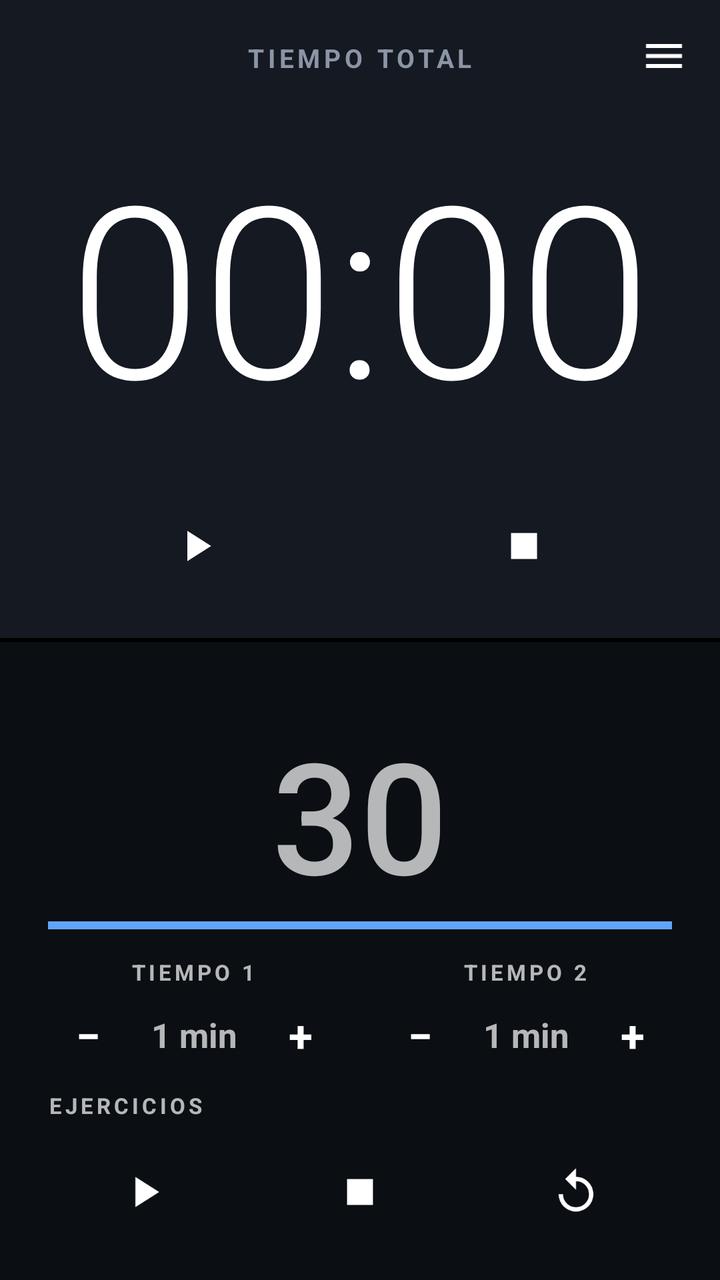
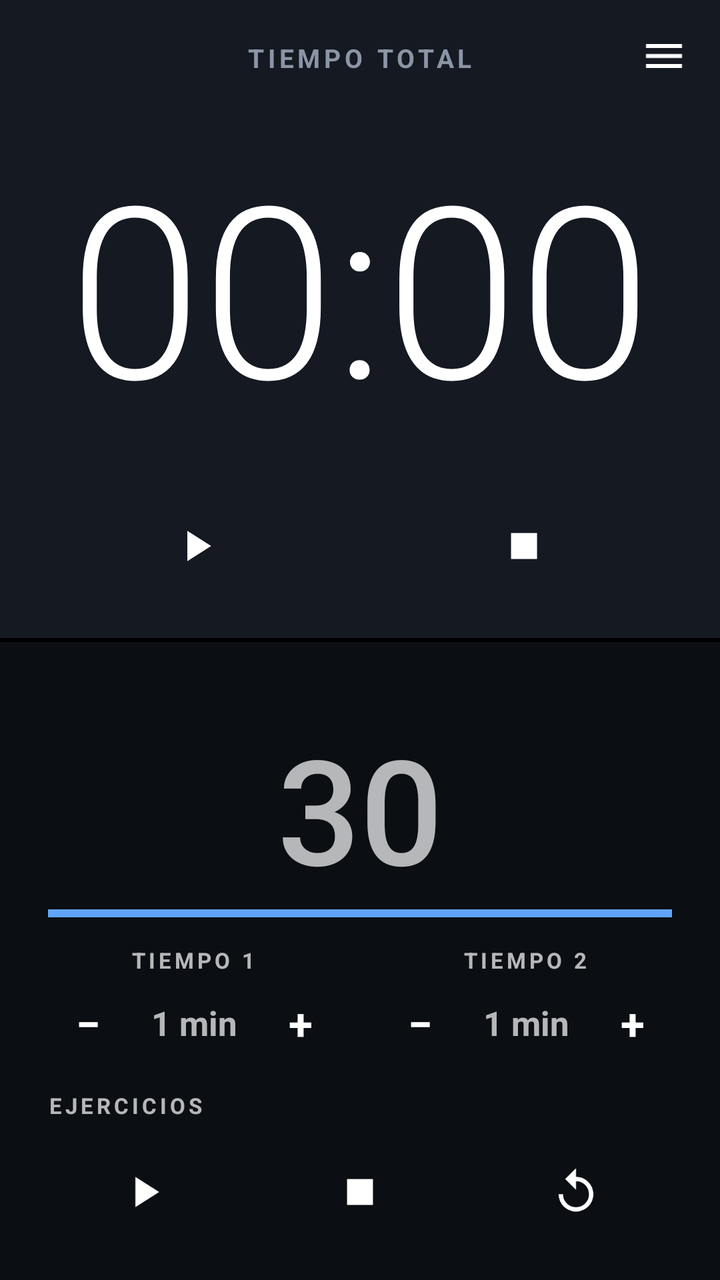

Two renders of the same Android screen: before a commit and after it. Below are the layout's source before the change and the commit's diff.
<!-- AndroidManifest.xml: application theme AppTheme -->
<!-- res/layout/activity_main.xml -->
<?xml version="1.0" encoding="utf-8"?>
<FrameLayout xmlns:android="http://schemas.android.com/apk/res/android"
    android:id="@+id/root"
    android:layout_width="match_parent"
    android:layout_height="match_parent">

<LinearLayout
    android:layout_width="match_parent"
    android:layout_height="match_parent"
    android:orientation="vertical">

    
    <FrameLayout
        android:id="@+id/topHalf"
        android:layout_width="match_parent"
        android:layout_height="0dp"
        android:layout_weight="1"
        android:background="@color/top_bg">

        
        <LinearLayout
            android:id="@+id/topRunning"
            android:layout_width="match_parent"
            android:layout_height="match_parent"
            android:gravity="center_horizontal"
            android:orientation="vertical"
            android:paddingStart="24dp"
            android:paddingTop="20dp"
            android:paddingEnd="24dp"
            android:paddingBottom="20dp">

            <TextView
                style="@style/SmallCaption"
                android:text="TIEMPO TOTAL"
                android:textColor="@color/muted"
                android:textSize="13sp" />

            <TextView
                android:id="@+id/totalTime"
                android:layout_width="match_parent"
                android:layout_height="0dp"
                android:layout_weight="1"
                android:autoSizeMaxTextSize="120sp"
                android:autoSizeMinTextSize="36sp"
                android:autoSizeTextType="uniform"
                android:fontFamily="sans-serif-light"
                android:fontFeatureSettings="tnum"
                android:gravity="center"
                android:maxLines="1"
                android:text="00:00"
                android:textColor="#FFFFFF" />

            <LinearLayout
                android:layout_width="match_parent"
                android:layout_height="wrap_content"
                android:orientation="horizontal">

                <ImageView
                    android:id="@+id/totalPlay"
                    style="@style/IconButton"
                    android:layout_width="0dp"
                    android:layout_weight="1"
                    android:layout_marginEnd="8dp"
                    android:contentDescription="Iniciar o pausar"
                    android:src="@drawable/ic_play" />

                <ImageView
                    android:id="@+id/totalStop"
                    style="@style/IconButton"
                    android:layout_width="0dp"
                    android:layout_weight="1"
                    android:layout_marginStart="8dp"
                    android:contentDescription="Finalizar"
                    android:src="@drawable/ic_stop" />
            </LinearLayout>
        </LinearLayout>

        
        <LinearLayout
            android:id="@+id/topSummary"
            android:layout_width="match_parent"
            android:layout_height="match_parent"
            android:gravity="center"
            android:orientation="vertical"
            android:paddingStart="20dp"
            android:paddingEnd="20dp"
            android:visibility="gone">

            <TextView
                style="@style/SmallCaption"
                android:text="RUTINA FINALIZADA"
                android:textColor="@color/muted"
                android:textSize="13sp" />

            <LinearLayout
                android:layout_width="match_parent"
                android:layout_height="wrap_content"
                android:layout_marginTop="12dp"
                android:orientation="horizontal">

                <LinearLayout
                    android:layout_width="0dp"
                    android:layout_height="wrap_content"
                    android:layout_weight="1"
                    android:layout_marginEnd="6dp"
                    android:background="@drawable/card_bg"
                    android:gravity="center"
                    android:orientation="vertical"
                    android:padding="12dp">

                    <TextView
                        style="@style/SmallCaption"
                        android:text="TOTAL"
                        android:textColor="#60A5FA" />

                    <TextView
                        android:id="@+id/summaryTotal"
                        android:layout_width="match_parent"
                        android:layout_height="48dp"
                        android:autoSizeMaxTextSize="40sp"
                        android:autoSizeMinTextSize="18sp"
                        android:autoSizeTextType="uniform"
                        android:fontFamily="sans-serif-light"
                        android:fontFeatureSettings="tnum"
                        android:gravity="center"
                        android:maxLines="1"
                        android:text="00:00"
                        android:textColor="#FFFFFF" />
                </LinearLayout>

                <LinearLayout
                    android:layout_width="0dp"
                    android:layout_height="wrap_content"
                    android:layout_weight="1"
                    android:layout_marginStart="6dp"
                    android:background="@drawable/card_bg"
                    android:gravity="center"
                    android:orientation="vertical"
                    android:padding="12dp">

                    <TextView
                        style="@style/SmallCaption"
                        android:text="INTERVALO"
                        android:textColor="#2DD4BF" />

                    <TextView
                        android:id="@+id/summaryInterval"
                        android:layout_width="match_parent"
                        android:layout_height="48dp"
                        android:autoSizeMaxTextSize="40sp"
                        android:autoSizeMinTextSize="18sp"
                        android:autoSizeTextType="uniform"
                        android:fontFamily="sans-serif-light"
                        android:fontFeatureSettings="tnum"
                        android:gravity="center"
                        android:maxLines="1"
                        android:text="30"
                        android:textColor="#FFFFFF" />
                </LinearLayout>
            </LinearLayout>

            <LinearLayout
                android:layout_width="match_parent"
                android:layout_height="wrap_content"
                android:layout_marginTop="16dp"
                android:orientation="horizontal">

                <TextView
                    android:layout_width="0dp"
                    android:layout_height="wrap_content"
                    android:layout_weight="1"
                    android:text="Tiempo total"
                    android:textColor="@color/muted"
                    android:textSize="16sp" />

                <TextView
                    android:id="@+id/detailTotal"
                    android:layout_width="wrap_content"
                    android:layout_height="wrap_content"
                    android:fontFeatureSettings="tnum"
                    android:textColor="#FFFFFF"
                    android:textSize="16sp"
                    android:textStyle="bold" />
            </LinearLayout>

            <LinearLayout
                android:layout_width="match_parent"
                android:layout_height="wrap_content"
                android:layout_marginTop="8dp"
                android:orientation="horizontal">

                <TextView
                    android:layout_width="0dp"
                    android:layout_height="wrap_content"
                    android:layout_weight="1"
                    android:text="Rondas"
                    android:textColor="@color/muted"
                    android:textSize="16sp" />

                <TextView
                    android:id="@+id/detailRounds"
                    android:layout_width="wrap_content"
                    android:layout_height="wrap_content"
                    android:fontFeatureSettings="tnum"
                    android:textColor="#FFFFFF"
                    android:textSize="16sp"
                    android:textStyle="bold" />
            </LinearLayout>

            <TextView
                android:id="@+id/detailConfig"
                android:layout_width="match_parent"
                android:layout_height="wrap_content"
                android:layout_marginTop="8dp"
                android:textColor="@color/muted"
                android:textSize="13sp" />
        </LinearLayout>

        <ImageView
            android:id="@+id/menuButton"
            android:layout_width="48dp"
            android:layout_height="48dp"
            android:layout_gravity="top|end"
            android:layout_marginTop="4dp"
            android:layout_marginEnd="4dp"
            android:background="?android:attr/selectableItemBackgroundBorderless"
            android:contentDescription="Historial"
            android:padding="12dp"
            android:src="@drawable/ic_menu"
            android:tint="#FFFFFF" />
    </FrameLayout>

    <View
        android:layout_width="match_parent"
        android:layout_height="2dp"
        android:background="#000000" />

    
    <LinearLayout
        android:id="@+id/bottomHalf"
        android:layout_width="match_parent"
        android:layout_height="0dp"
        android:layout_weight="1"
        android:gravity="center_horizontal"
        android:orientation="vertical"
        android:paddingStart="24dp"
        android:paddingTop="14dp"
        android:paddingEnd="24dp"
        android:paddingBottom="18dp">

        <LinearLayout
            android:layout_width="match_parent"
            android:layout_height="wrap_content"
            android:orientation="horizontal">

            <TextView
                android:id="@+id/exerciseLabel"
                android:layout_width="0dp"
                android:layout_height="wrap_content"
                android:layout_weight="1"
                android:letterSpacing="0.15"
                android:textSize="15sp"
                android:textStyle="bold" />

            <TextView
                android:id="@+id/roundLabel"
                android:layout_width="wrap_content"
                android:layout_height="wrap_content"
                android:letterSpacing="0.15"
                android:textSize="15sp"
                android:textStyle="bold" />
        </LinearLayout>

        <TextView
            android:id="@+id/intervalTime"
            android:layout_width="match_parent"
            android:layout_height="0dp"
            android:layout_weight="1"
            android:autoSizeMaxTextSize="180sp"
            android:autoSizeMinTextSize="28sp"
            android:autoSizeTextType="uniform"
            android:fontFamily="sans-serif-medium"
            android:fontFeatureSettings="tnum"
            android:gravity="center"
            android:maxLines="1"
            android:text="30" />

        <ProgressBar
            android:id="@+id/intervalProgress"
            style="@android:style/Widget.Material.ProgressBar.Horizontal"
            android:layout_width="match_parent"
            android:layout_height="8dp"
            android:layout_marginBottom="12dp"
            android:max="1000"
            android:progress="1000" />

        
        <LinearLayout
            android:id="@+id/configBox"
            android:layout_width="match_parent"
            android:layout_height="wrap_content"
            android:orientation="vertical">

            <LinearLayout
                android:layout_width="match_parent"
                android:layout_height="wrap_content"
                android:orientation="horizontal">

                <LinearLayout
                    android:layout_width="0dp"
                    android:layout_height="wrap_content"
                    android:layout_weight="1"
                    android:layout_marginEnd="10dp"
                    android:orientation="vertical">

                    <TextView
                        android:id="@+id/captionA"
                        style="@style/SmallCaption"
                        android:layout_gravity="center_horizontal"
                        android:layout_marginBottom="4dp"
                        android:text="TIEMPO 1" />

                    <LinearLayout
                        android:layout_width="match_parent"
                        android:layout_height="wrap_content"
                        android:gravity="center_vertical"
                        android:orientation="horizontal">

                        <TextView
                            android:id="@+id/minusA"
                            style="@style/PillButton"
                            android:layout_width="40dp"
                            android:contentDescription="Un minuto menos"
                            android:text="−"
                            android:textSize="22sp" />

                        <TextView
                            android:id="@+id/valueA"
                            android:layout_width="0dp"
                            android:layout_height="40dp"
                            android:layout_weight="1"
                            android:fontFeatureSettings="tnum"
                            android:gravity="center"
                            android:maxLines="1"
                            android:text="1 min"
                            android:textSize="17sp"
                            android:textStyle="bold" />

                        <TextView
                            android:id="@+id/plusA"
                            style="@style/PillButton"
                            android:layout_width="40dp"
                            android:contentDescription="Un minuto más"
                            android:text="+"
                            android:textSize="22sp" />
                    </LinearLayout>
                </LinearLayout>

                <LinearLayout
                    android:layout_width="0dp"
                    android:layout_height="wrap_content"
                    android:layout_weight="1"
                    android:layout_marginStart="10dp"
                    android:orientation="vertical">

                    <TextView
                        android:id="@+id/captionB"
                        style="@style/SmallCaption"
                        android:layout_gravity="center_horizontal"
                        android:layout_marginBottom="4dp"
                        android:text="TIEMPO 2" />

                    <LinearLayout
                        android:layout_width="match_parent"
                        android:layout_height="wrap_content"
                        android:gravity="center_vertical"
                        android:orientation="horizontal">

                        <TextView
                            android:id="@+id/minusB"
                            style="@style/PillButton"
                            android:layout_width="40dp"
                            android:contentDescription="Un minuto menos"
                            android:text="−"
                            android:textSize="22sp" />

                        <TextView
                            android:id="@+id/valueB"
                            android:layout_width="0dp"
                            android:layout_height="40dp"
                            android:layout_weight="1"
                            android:fontFeatureSettings="tnum"
                            android:gravity="center"
                            android:maxLines="1"
                            android:text="1 min"
                            android:textSize="17sp"
                            android:textStyle="bold" />

                        <TextView
                            android:id="@+id/plusB"
                            style="@style/PillButton"
                            android:layout_width="40dp"
                            android:contentDescription="Un minuto más"
                            android:text="+"
                            android:textSize="22sp" />
                    </LinearLayout>
                </LinearLayout>
            </LinearLayout>

            <LinearLayout
                android:id="@+id/exerciseRow"
                android:layout_width="match_parent"
                android:layout_height="wrap_content"
                android:layout_marginTop="8dp"
                android:layout_marginBottom="10dp"
                android:gravity="center_vertical"
                android:orientation="horizontal">

                <TextView
                    android:id="@+id/captionExercises"
                    style="@style/SmallCaption"
                    android:layout_width="84dp"
                    android:text="EJERCICIOS" />
                
            </LinearLayout>
        </LinearLayout>

        <LinearLayout
            android:layout_width="match_parent"
            android:layout_height="wrap_content"
            android:orientation="horizontal">

            <ImageView
                android:id="@+id/intervalPlay"
                style="@style/IconButton"
                android:layout_width="0dp"
                android:layout_weight="1"
                android:layout_marginEnd="6dp"
                android:contentDescription="Iniciar o pausar"
                android:src="@drawable/ic_play" />

            <ImageView
                android:id="@+id/intervalStop"
                style="@style/IconButton"
                android:layout_width="0dp"
                android:layout_weight="1"
                android:layout_marginStart="6dp"
                android:layout_marginEnd="6dp"
                android:contentDescription="Finalizar"
                android:src="@drawable/ic_stop" />

            <ImageView
                android:id="@+id/intervalReset"
                style="@style/IconButton"
                android:layout_width="0dp"
                android:layout_weight="1"
                android:layout_marginStart="6dp"
                android:contentDescription="Reiniciar bloque"
                android:src="@drawable/ic_replay" />
        </LinearLayout>
    </LinearLayout>
</LinearLayout>

    
    <View
        android:id="@+id/scrim"
        android:layout_width="match_parent"
        android:layout_height="match_parent"
        android:alpha="0"
        android:background="#B3000000"
        android:clickable="true"
        android:visibility="gone" />

    <LinearLayout
        android:id="@+id/drawer"
        android:layout_width="310dp"
        android:layout_height="match_parent"
        android:layout_gravity="end"
        android:background="@color/top_bg"
        android:clickable="true"
        android:elevation="16dp"
        android:orientation="vertical"
        android:visibility="gone">

        <LinearLayout
            android:layout_width="match_parent"
            android:layout_height="56dp"
            android:gravity="center_vertical"
            android:orientation="horizontal"
            android:paddingStart="20dp"
            android:paddingEnd="4dp">

            <TextView
                android:layout_width="0dp"
                android:layout_height="wrap_content"
                android:layout_weight="1"
                android:text="Historial"
                android:textColor="#FFFFFF"
                android:textSize="20sp"
                android:textStyle="bold" />

            <ImageView
                android:id="@+id/drawerClose"
                android:layout_width="48dp"
                android:layout_height="48dp"
                android:background="?android:attr/selectableItemBackgroundBorderless"
                android:contentDescription="Cerrar"
                android:padding="12dp"
                android:src="@drawable/ic_close"
                android:tint="#FFFFFF" />
        </LinearLayout>

        <ScrollView
            android:layout_width="match_parent"
            android:layout_height="0dp"
            android:layout_weight="1">

            <LinearLayout
                android:id="@+id/historyList"
                android:layout_width="match_parent"
                android:layout_height="wrap_content"
                android:orientation="vertical"
                android:paddingStart="16dp"
                android:paddingEnd="16dp"
                android:paddingBottom="16dp" />
        </ScrollView>
    </LinearLayout>
</FrameLayout>
<!-- resources referenced by this layout -->
<resources>
  <color name="muted">#8B95A5</color>
  <color name="top_bg">#141922</color>
  <!-- drawable card_bg (drawable) -->
  <?xml version="1.0" encoding="utf-8"?>
  <shape xmlns:android="http://schemas.android.com/apk/res/android" android:shape="rectangle">
      <solid android:color="#1F2631" />
      <corners android:radius="16dp" />
  </shape>
  <!-- drawable ic_close (drawable) -->
  <?xml version="1.0" encoding="utf-8"?>
  <vector xmlns:android="http://schemas.android.com/apk/res/android"
      android:width="24dp" android:height="24dp"
      android:viewportWidth="24" android:viewportHeight="24">
      <path android:fillColor="#FFFFFF" android:pathData="M19,6.41L17.59,5 12,10.59 6.41,5 5,6.41 10.59,12 5,17.59 6.41,19 12,13.41 17.59,19 19,17.59 13.41,12z" />
  </vector>
  <!-- drawable ic_menu (drawable) -->
  <?xml version="1.0" encoding="utf-8"?>
  <vector xmlns:android="http://schemas.android.com/apk/res/android"
      android:width="24dp" android:height="24dp"
      android:viewportWidth="24" android:viewportHeight="24">
      <path android:fillColor="#FFFFFF" android:pathData="M3,18h18v-2H3v2zM3,13h18v-2H3v2zM3,6v2h18V6H3z" />
  </vector>
  <!-- drawable ic_play (drawable) -->
  <?xml version="1.0" encoding="utf-8"?>
  <vector xmlns:android="http://schemas.android.com/apk/res/android"
      android:width="24dp" android:height="24dp"
      android:viewportWidth="24" android:viewportHeight="24">
      <path android:fillColor="#FFFFFF" android:pathData="M8,5v14l11,-7z" />
  </vector>
  <!-- drawable ic_replay (drawable) -->
  <?xml version="1.0" encoding="utf-8"?>
  <vector xmlns:android="http://schemas.android.com/apk/res/android"
      android:width="24dp" android:height="24dp"
      android:viewportWidth="24" android:viewportHeight="24">
      <path android:fillColor="#FFFFFF" android:pathData="M12,5V1L7,6l5,5V7c3.31,0 6,2.69 6,6s-2.69,6 -6,6 -6,-2.69 -6,-6H4c0,4.42 3.58,8 8,8s8,-3.58 8,-8 -3.58,-8 -8,-8z" />
  </vector>
  <!-- drawable ic_stop (drawable) -->
  <?xml version="1.0" encoding="utf-8"?>
  <vector xmlns:android="http://schemas.android.com/apk/res/android"
      android:width="24dp" android:height="24dp"
      android:viewportWidth="24" android:viewportHeight="24">
      <path android:fillColor="#FFFFFF" android:pathData="M6,6h12v12H6z" />
  </vector>
  <style name="IconButton">
          <item name="android:layout_height">52dp</item>
          <item name="android:padding">13dp</item>
          <item name="android:scaleType">fitCenter</item>
          <item name="android:clickable">true</item>
          <item name="android:focusable">true</item>
      </style>
  <style name="PillButton">
          <item name="android:layout_height">40dp</item>
          <item name="android:gravity">center</item>
          <item name="android:clickable">true</item>
          <item name="android:focusable">true</item>
          <item name="android:textSize">15sp</item>
          <item name="android:textStyle">bold</item>
          <item name="android:letterSpacing">0.08</item>
          <item name="android:textColor">#FFFFFF</item>
      </style>
  <style name="SmallCaption">
          <item name="android:layout_width">wrap_content</item>
          <item name="android:layout_height">wrap_content</item>
          <item name="android:letterSpacing">0.15</item>
          <item name="android:textSize">11sp</item>
          <item name="android:textStyle">bold</item>
      </style>
  <style name="AppTheme" parent="android:Theme.Material.NoActionBar">
          <item name="android:windowBackground">@color/bg</item>
          <item name="android:statusBarColor">@android:color/transparent</item>
          <item name="android:navigationBarColor">@android:color/transparent</item>
          <item name="android:colorAccent">#60A5FA</item>
      </style>
  <color name="bg">#0B0E13</color>
</resources>

<!-- the commit's change to res/layout/activity_main.xml (unified diff, before → after) -->
@@ -354,6 +354,13 @@
                             android:text="+"
                             android:textSize="22sp" />
                     </LinearLayout>
+
+                    <LinearLayout
+                        android:id="@+id/secRowA"
+                        android:layout_width="match_parent"
+                        android:layout_height="wrap_content"
+                        android:layout_marginTop="6dp"
+                        android:orientation="horizontal" />
                 </LinearLayout>
 
                 <LinearLayout
@@ -404,6 +411,13 @@
                             android:text="+"
                             android:textSize="22sp" />
                     </LinearLayout>
+
+                    <LinearLayout
+                        android:id="@+id/secRowB"
+                        android:layout_width="match_parent"
+                        android:layout_height="wrap_content"
+                        android:layout_marginTop="6dp"
+                        android:orientation="horizontal" />
                 </LinearLayout>
             </LinearLayout>
 
